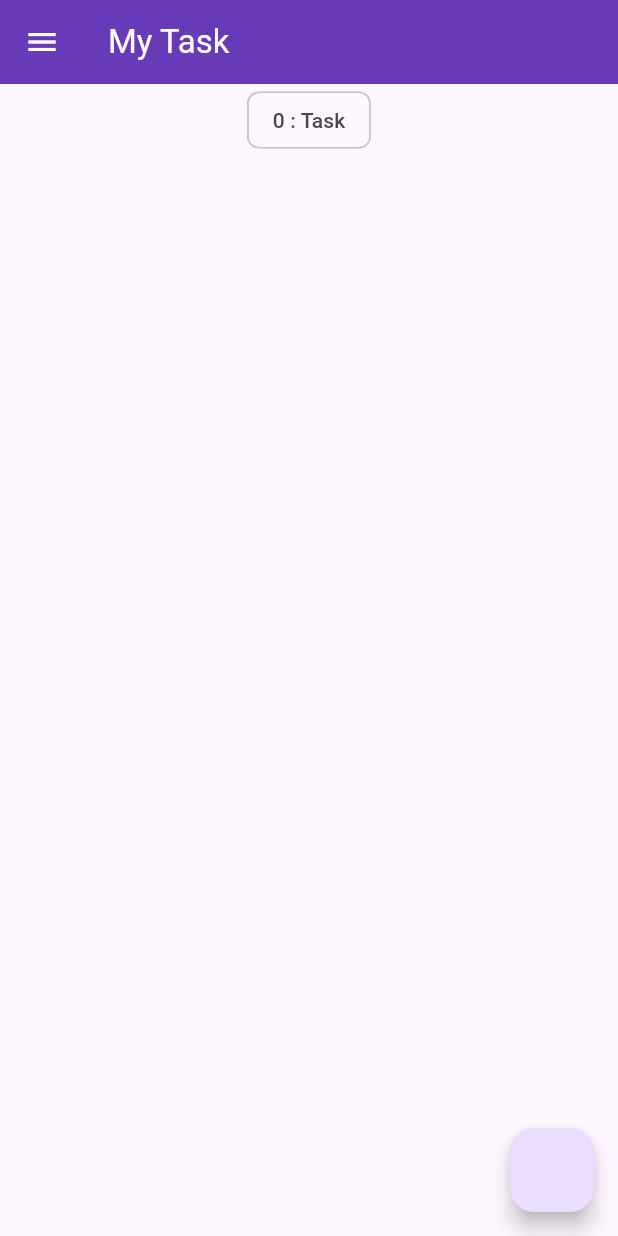
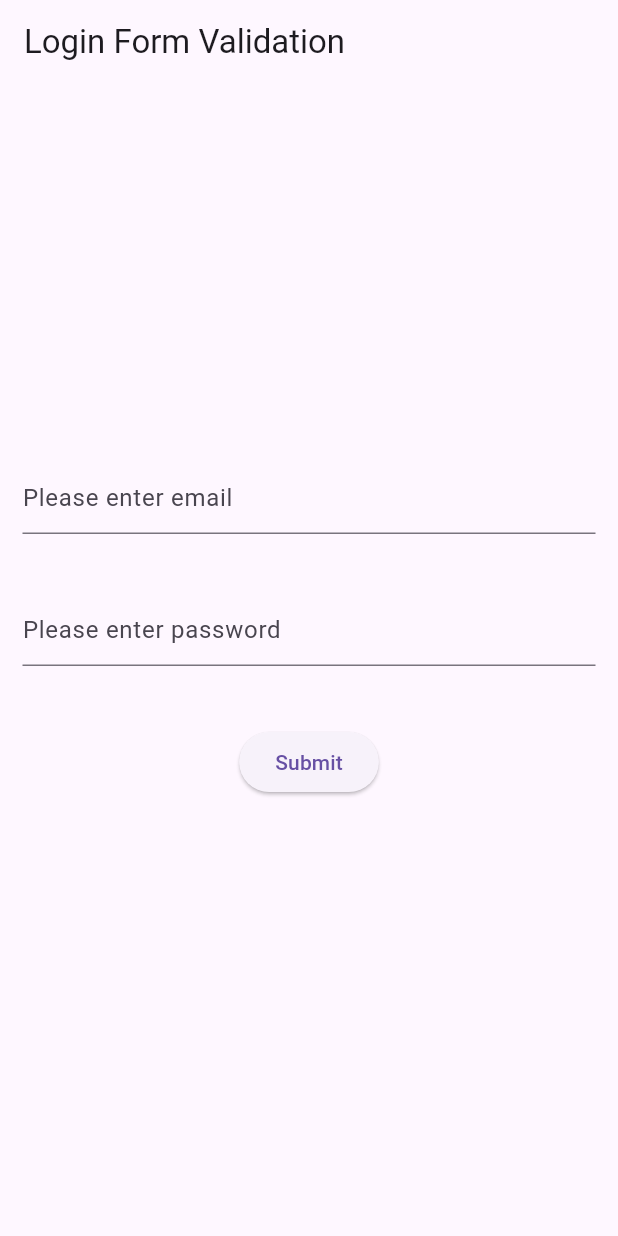
Before and after one commit to gothalsakshi/flutter_web_application, a Flutter app: the screen it shows after launch, on a phone screen of 412 x 824 dp. Run offline on Flutter 3.47's test engine with Material 3 defaults, Android fonts, the phone set to English and light mode, and no system bars; our stand-ins replace bloc, dropdown_button2, equatable, flutter_bloc, hydrated_bloc.

Commit message:
used hydrated bloc and applied validation using mixin with bloc

```diff
--- a/lib/main.dart
+++ b/lib/main.dart
@@ -1,14 +1,21 @@
 import 'package:flutter/material.dart';
 import 'package:flutter_bloc/flutter_bloc.dart';
 import 'package:flutter_web_application/presentation/features/bottom_navigation_bar/bloc/bottom_navigation_bloc.dart';
+import 'package:flutter_web_application/presentation/form_validation/form_validation_bloc/form_validation_bloc.dart';
 import 'package:flutter_web_application/presentation/todo/blocs/navigation_bar_bloc/navigation_bar_bloc.dart';
 import 'package:flutter_web_application/presentation/todo/blocs/switch_bloc/switch_bloc.dart';
 import 'package:flutter_web_application/presentation/todo/blocs/task_bloc/task_bloc.dart';
 import 'package:flutter_web_application/presentation/todo/view/routes.dart';
-import 'package:flutter_web_application/presentation/todo/view/task_screen.dart';
+
+import 'package:hydrated_bloc/hydrated_bloc.dart';
+import 'package:path_provider/path_provider.dart';
 import 'presentation/features/bottom_navigation_bar/cubit/bottom_navigation_bar_cubit.dart';
+import 'presentation/form_validation/view/login_screen.dart';
 
-void main() {
+Future<void> main() async{
+  WidgetsFlutterBinding.ensureInitialized();
+  HydratedBloc.storage = await HydratedStorage.build(
+    storageDirectory:  await getTemporaryDirectory());
   runApp(MyApp(appRouter: AppRouter()));
 }
 
@@ -26,7 +33,8 @@ class MyApp extends StatelessWidget {
             create: (ctx) => BottomNavigationBarCubit()),
         BlocProvider<NavigationBarBloc>(create: (ctx) => NavigationBarBloc()),
         BlocProvider<TaskBloc>(create: (ctx) => TaskBloc()),
-        BlocProvider<SwitchBloc>(create: (ctx) => SwitchBloc())
+        BlocProvider<SwitchBloc>(create: (ctx) => SwitchBloc()),
+        BlocProvider<FormValidationBloc>(create: (ctx) => FormValidationBloc())
         // BlocProvider(create: TaskBloc()..add(AddTaskEvent(task: Task(task: 'Task 1'))))
       ],
       // create: (context) => BottomNavigationBarCubit(),
@@ -37,7 +45,7 @@ class MyApp extends StatelessWidget {
             debugShowCheckedModeBanner: false,
             title: 'Flutter Demo',
             theme: state.switchValue ? ThemeData.dark() : ThemeData.light(),
-            home: const TaskScreen(),
+            home: const LoginScreen(),
             onGenerateRoute: appRouter.onGenerateRoute,
           );
         },
--- /dev/null
+++ b/lib/presentation/form_validation/form_validation_bloc/form_validation_bloc.dart
@@ -0,0 +1,19 @@
+import 'package:bloc/bloc.dart';
+import 'package:equatable/equatable.dart';
+import 'package:flutter/material.dart';
+
+part 'form_validation_event.dart';
+part 'form_validation_state.dart';
+
+class FormValidationBloc extends Bloc<FormValidationEvent, FormValidationState> {
+  final formKey = GlobalKey<FormState>();
+  TextEditingController email = TextEditingController();
+  TextEditingController password = TextEditingController();
+  FormValidationBloc() : super(FormValidationInitial()) {
+    on<OnSubmitEvent>((event, emit) {
+      if(formKey.currentState!.validate()){
+        emit(OnSubmitState(email: event.email,password: event.password,successMsg: 'You are successfully logged in....'));
+      }
+    });
+  }
+}
--- /dev/null
+++ b/lib/presentation/form_validation/form_validation_bloc/form_validation_event.dart
@@ -0,0 +1,17 @@
+part of 'form_validation_bloc.dart';
+
+sealed class FormValidationEvent extends Equatable {
+  const FormValidationEvent();
+
+  @override
+  List<Object> get props => [];
+}
+
+
+class OnSubmitEvent extends FormValidationEvent{
+  final String email;
+  final String password;
+  final String successMsg;
+
+  const OnSubmitEvent({required this.email, required this.password,required this.successMsg});
+}
--- /dev/null
+++ b/lib/presentation/form_validation/form_validation_bloc/form_validation_state.dart
@@ -0,0 +1,18 @@
+part of 'form_validation_bloc.dart';
+
+sealed class FormValidationState extends Equatable {
+  const FormValidationState();
+
+  @override
+  List<Object> get props => [];
+}
+
+final class FormValidationInitial extends FormValidationState {}
+
+final class OnSubmitState extends FormValidationState{
+  final String email;
+  final String password;
+  final String successMsg;
+
+  const OnSubmitState({required this.email, required this.password,required this.successMsg});
+}
--- /dev/null
+++ b/lib/presentation/form_validation/model/form_model.dart
@@ -0,0 +1,45 @@
+// ignore_for_file: public_member_api_docs, sort_constructors_first
+import 'dart:convert';
+
+import 'package:equatable/equatable.dart';
+
+class FormModel extends Equatable {
+  final String? email;
+  final String? password;
+
+  const FormModel(
+    this.email,
+    this.password,
+  );
+
+  @override
+  List<Object?> get props => [email,password];
+
+  FormModel copyWith({
+    String? email,
+    String? password,
+  }) {
+    return FormModel(
+      email ?? this.email,
+      password ?? this.password,
+    );
+  }
+
+  Map<String, dynamic> toMap() {
+    return <String, dynamic>{
+      'email': email,
+      'password': password,
+    };
+  }
+
+  factory FormModel.fromMap(Map<String, dynamic> map) {
+    return FormModel(
+      map['email'] as String,
+      map['password'] as String,
+    );
+  }
+
+  String toJson() => json.encode(toMap());
+
+  factory FormModel.fromJson(String source) => FormModel.fromMap(json.decode(source) as Map<String, dynamic>);
+}
--- /dev/null
+++ b/lib/presentation/form_validation/validation_mixin/validation_mixin.dart
@@ -0,0 +1,55 @@
+mixin ValidationMixin {
+  // Email validation
+  String? validateEmail(String? value) {
+    if (value == null || value.isEmpty) {
+      return 'Email is required';
+    } else if (!RegExp(r'^.+@[a-zA-Z]+\.{1}[a-zA-Z]+(\.{0,1}[a-zA-Z]+)$').hasMatch(value)) {
+      return 'Please enter a valid email';
+    }
+    return null;
+  }
+
+  // Password validation
+  String? validatePassword(String? value) {
+    if (value == null || value.isEmpty) {
+      return 'Password is required';
+    } else if (value.length < 6) {
+      return 'Password must be at least 6 characters';
+    }
+    return null;
+  }
+
+  // Confirm password validation
+  String? validateConfirmPassword(String? value, String password) {
+    if (value == null || value.isEmpty) {
+      return 'Confirm password is required';
+    } else if (value != password) {
+      return 'Confirm password does not match';
+    }
+    return null;
+  }
+
+  // Name validation
+  String? validateName(String? value) {
+    if (value == null || value.isEmpty) {
+      return 'Name is required';
+    }
+    return null;
+  }
+
+  // Address validation
+  String? validateAddress(String? value) {
+    if (value == null || value.isEmpty) {
+      return 'Address is required';
+    }
+    return null;
+  }
+
+  // City validation
+  String? validateCity(String? value) {
+    if (value == null || value.isEmpty) {
+      return 'City is required';
+    }
+    return null;
+  }
+}
--- /dev/null
+++ b/lib/presentation/form_validation/view/login_screen.dart
@@ -0,0 +1,58 @@
+import 'package:flutter/material.dart';
+import 'package:flutter_bloc/flutter_bloc.dart';
+import 'package:flutter_web_application/presentation/form_validation/validation_mixin/validation_mixin.dart';
+
+import '../form_validation_bloc/form_validation_bloc.dart';
+
+class LoginScreen extends StatelessWidget with ValidationMixin {
+  const LoginScreen({super.key});
+
+  @override
+  Widget build(BuildContext context) {
+    return Scaffold(
+      appBar: AppBar(
+        title: const Text('Login Form Validation'),
+      ),
+      body: BlocBuilder<FormValidationBloc, FormValidationState>(
+        builder: (context, state) {
+          return Padding(
+            padding: const EdgeInsets.all(15.0),
+            child: Form(
+              key: BlocProvider.of<FormValidationBloc>(context).formKey,
+              child: Column(
+                mainAxisAlignment: MainAxisAlignment.center,
+                children: [
+                  TextFormField(
+                    controller: BlocProvider.of<FormValidationBloc>(context).email,
+                    validator: validateEmail,
+                    decoration:
+                        const InputDecoration(hintText: 'Please enter email'),
+                  ),
+                  const SizedBox(height: 40),
+                  TextFormField(
+                    controller: BlocProvider.of<FormValidationBloc>(context).password,
+                    validator: validatePassword,
+                    decoration:
+                        const InputDecoration(hintText: 'Please enter password'),
+                  ),
+                  const SizedBox(height: 40),
+                  ElevatedButton(onPressed: () {
+                    BlocProvider.of<FormValidationBloc>(context).add(OnSubmitEvent(
+                      email: BlocProvider.of<FormValidationBloc>(context).email.text,
+                      password: BlocProvider.of<FormValidationBloc>(context).password.text,
+                      successMsg: 'You are successfully logged in....'));
+                  },
+                  child: const Text('Submit')),
+                  const SizedBox(height: 40),
+                  state is OnSubmitState ?
+                  Text(state.successMsg):
+                  const SizedBox()
+                ],
+              ),
+            ),
+          );
+        },
+      ),
+    );
+  }
+}
--- a/lib/presentation/todo/blocs/switch_bloc/switch_event.dart
+++ b/lib/presentation/todo/blocs/switch_bloc/switch_event.dart
@@ -1,6 +1,6 @@
 part of 'switch_bloc.dart';
 
-sealed class SwitchEvent extends Equatable {
+abstract class SwitchEvent extends Equatable {
   const SwitchEvent();
 
   @override
--- a/lib/presentation/todo/blocs/task_bloc/task_bloc.dart
+++ b/lib/presentation/todo/blocs/task_bloc/task_bloc.dart
@@ -1,10 +1,11 @@
-import 'package:bloc/bloc.dart';
+// import 'package:bloc/bloc.dart';
 import 'package:equatable/equatable.dart';
 import 'package:flutter_web_application/presentation/todo/model/task_model.dart';
+import 'package:hydrated_bloc/hydrated_bloc.dart';
 part 'task_event.dart';
 part 'task_state.dart';
 
-class TaskBloc extends Bloc<TaskEvent, TaskState> {
+class TaskBloc extends HydratedBloc<TaskEvent, TaskState> {
   TaskBloc() : super(const TaskState()) {
     bool theme = false;
     on<AddTaskEvent>((event, emit) {
@@ -53,4 +54,14 @@ class TaskBloc extends Bloc<TaskEvent, TaskState> {
       emit(ChangeThemeState(theme: theme));
     });
   }
+
+  @override
+  TaskState? fromJson(Map<String, dynamic> json) {
+    return TaskState.fromMap(json);
+  }
+
+  @override
+  Map<String, dynamic>? toJson(TaskState state) {
+    return state.toMap();
+  }
 }
--- a/pubspec.yaml
+++ b/pubspec.yaml
@@ -38,6 +38,9 @@ dependencies:
   flutter_bloc:
   bloc:
   equatable:
+  hydrated_bloc: ^9.1.3
+  path_provider: ^2.1.2
+  dropdown_button2: ^2.3.9
 
 dev_dependencies:
   flutter_test:
```
Also changed, not shown: lib/presentation/todo/view/my_page.dart (added, +113 -0 lines), lib/presentation/todo/view/task_screen.dart (+49 -0 lines), pubspec.lock, 1 other file.
